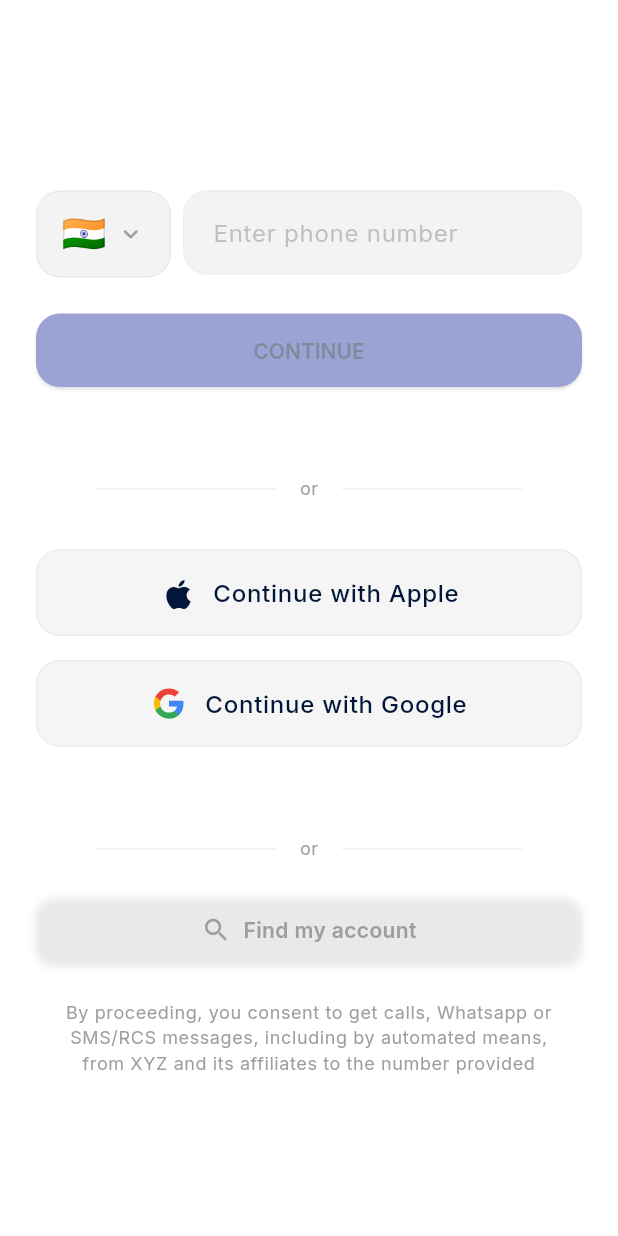
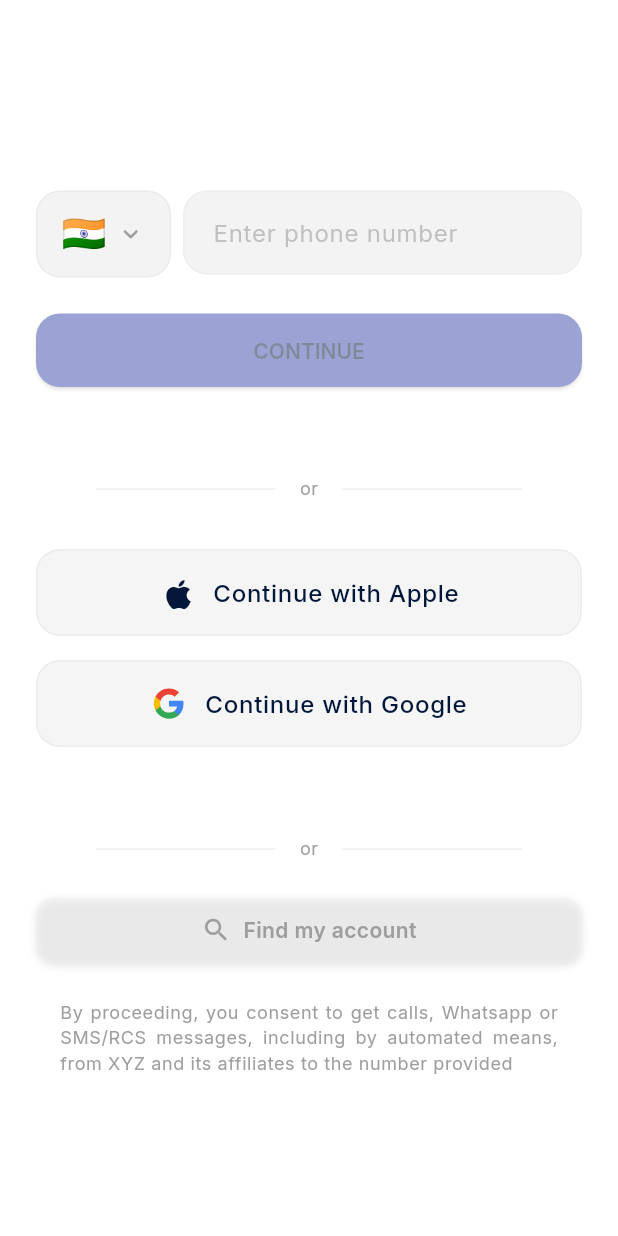
Before and after one commit to once-human/via-commuter, a Flutter app: the screen it shows after launch, on a phone screen of 412 x 824 dp. Run offline on Flutter 3.47's test engine with Material 3 defaults, Android fonts, the phone set to English and light mode, and no system bars; drawn by our look-alikes of dynamic_color; our stand-ins replace country_picker, flutter_svg, go_router.

Commit message:
feat: change consent message align

```diff
--- a/lib/presentation/screens/onboarding/onboarding_screen.dart
+++ b/lib/presentation/screens/onboarding/onboarding_screen.dart
@@ -589,7 +589,7 @@ class _OnboardingScreenState extends State<OnboardingScreen> with SingleTickerPr
           color: theme.colorScheme.onSurfaceVariant,
           height: 1.4,
         ),
-        textAlign: TextAlign.center, // Keep Center-align consent text
+        textAlign: TextAlign.justify,
       ),
     );
   }
```
